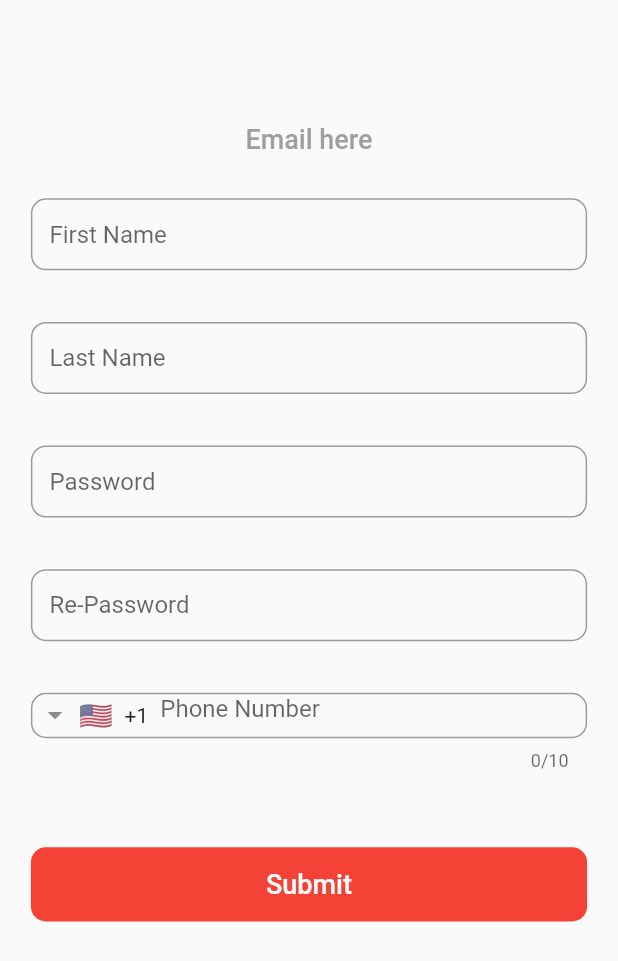
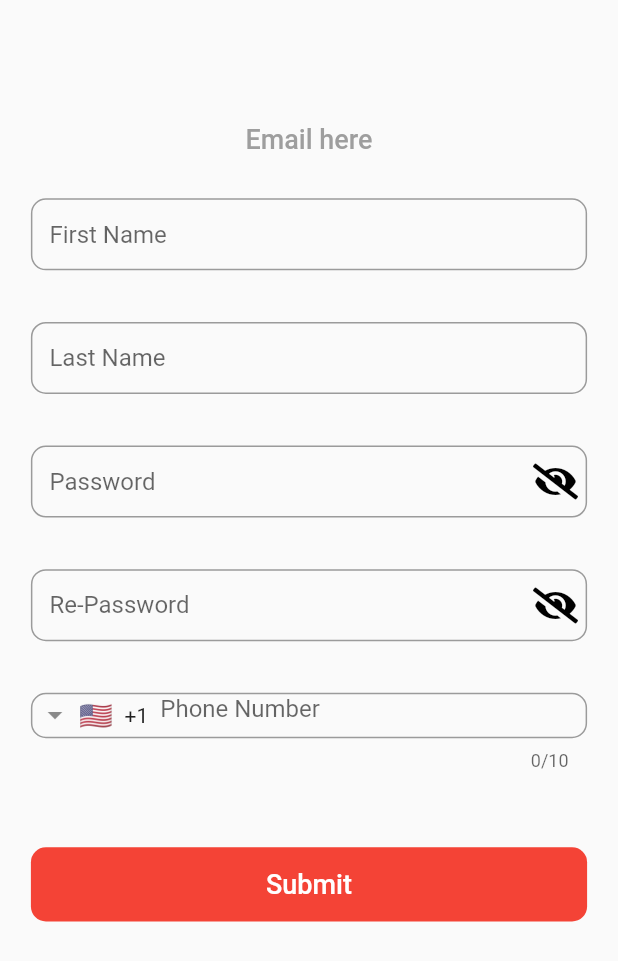
Before and after one commit to sinaziaee/LocatioBooker, a Flutter app: the SignUpScreen screen opened directly with empty values, on a phone screen of 412 x 824 dp. Shown: the top 961 px of the screen. Run offline on Flutter 3.47's test engine with Material 2 defaults, Android fonts, the phone set to English and light mode, and no system bars; drawn by our look-alikes of intl_phone_field; our stand-ins replace awesome_dialog, csc_picker, dio, dotted_border, file_picker, flutter_map and 6 more; missing offline and left inert: flutter_absolute_path, image_picker_for_web, multi_image_picker, shared_preferences_web; accounts and stored records are empty.

```diff
--- a/lib/screens/authentication/components/my_textfield.dart
+++ b/lib/screens/authentication/components/my_textfield.dart
@@ -1,4 +1,5 @@
 import 'package:flutter/material.dart';
+import 'package:font_awesome_flutter/font_awesome_flutter.dart';
 
 import '../../../constants.dart';
 import '../login_screen.dart';
@@ -11,6 +12,8 @@ class MyTextField extends StatelessWidget {
   final bool isPassword;
   final TextEditingController controller;
   final Size size;
+  final bool isEyeShowed;
+  final Function onEyePressed;
 
   MyTextField(
       {this.hint,
@@ -19,18 +22,67 @@ class MyTextField extends StatelessWidget {
       this.node,
       this.controller,
       this.isLast,
+      this.onEyePressed,
+      this.isEyeShowed,
       @required this.size});
 
   @override
   Widget build(BuildContext context) {
+    if (isPassword == true && isEyeShowed != null) {
       return Container(
         height: size.height * 0.06,
         margin: EdgeInsets.symmetric(
-          horizontal: size.width * 0.05,
-          vertical: size.height * 0.005),
+            horizontal: size.width * 0.05, vertical: size.height * 0.005),
         child: TextFormField(
           cursorColor: Colors.black,
           controller: controller,
+          obscureText: (isEyeShowed == true)
+              ? false
+              : true,
+          onEditingComplete: () => (isLast == null || isLast == false)
+              ? node.nextFocus()
+              : node.unfocus(),
+          decoration: InputDecoration(
+            contentPadding: EdgeInsets.only(
+              bottom: size.height * 0.03,
+              left: size.width * 0.03,
+              right: size.width * 0.03,
+            ),
+            hintText: hint,
+            focusedBorder: kOutLineInputBorder.copyWith(
+              borderSide: BorderSide(
+                color: color ?? Colors.black,
+                width: 1.5,
+                style: BorderStyle.solid,
+              ),
+            ),
+            border: kOutLineInputBorder.copyWith(
+              borderSide: BorderSide(
+                color: color ?? Colors.grey,
+                width: 0.5,
+                style: BorderStyle.solid,
+              ),
+            ),
+            suffixIcon: IconButton(
+                icon: Icon(
+                  (isEyeShowed == true)
+                      ? FontAwesomeIcons.solidEye
+                      : FontAwesomeIcons.solidEyeSlash,
+                  color: Colors.black,
+                ),
+                onPressed: onEyePressed),
+          ),
+        ),
+      );
+    } else {
+      return Container(
+        height: size.height * 0.06,
+        margin: EdgeInsets.symmetric(
+            horizontal: size.width * 0.05, vertical: size.height * 0.005),
+        child: TextFormField(
+          cursorColor: Colors.black,
+          controller: controller,
+          obscureText: isPassword,
           onEditingComplete: () => (isLast == null || isLast == false)
               ? node.nextFocus()
               : node.unfocus(),
@@ -60,3 +112,4 @@ class MyTextField extends StatelessWidget {
       );
     }
   }
+}
--- a/lib/screens/authentication/sign_up_screen.dart
+++ b/lib/screens/authentication/sign_up_screen.dart
@@ -32,6 +32,7 @@ class _SignUpScreenState extends State<SignUpScreen> {
   String email, country, token, countryCode;
   Map args;
   User user;
+  bool isEyeShowed1 = false, isEyeShowed2 = false;
 
   bool showSpinner = false;
 
@@ -112,8 +113,14 @@ class _SignUpScreenState extends State<SignUpScreen> {
                   color: Colors.black,
                   controller: passwordController,
                   isLast: false,
-                  isPassword: false,
+                  isPassword: true,
                   size: size,
+                  isEyeShowed: isEyeShowed1,
+                  onEyePressed: (){
+                    setState(() {
+                      isEyeShowed1 = !isEyeShowed1;
+                    });
+                  },
                 ),
                 SizedBox(
                   height: size.height * 0.03,
@@ -125,7 +132,13 @@ class _SignUpScreenState extends State<SignUpScreen> {
                   color: Colors.black,
                   controller: rePasswordController,
                   isLast: true,
-                  isPassword: false,
+                  isPassword: true,
+                  isEyeShowed: isEyeShowed2,
+                  onEyePressed: (){
+                    setState(() {
+                      isEyeShowed2 = !isEyeShowed2;
+                    });
+                  },
                 ),
                 SizedBox(
                   height: size.height * 0.03,
@@ -157,7 +170,7 @@ class _SignUpScreenState extends State<SignUpScreen> {
   void onPhoneChanged(PhoneNumber value){
     // print(value.number);
     countryCode = value.countryCode;
-    // print(value.countryCode);
+    print(value.countryCode);
     return;
   }
 
@@ -192,12 +205,12 @@ class _SignUpScreenState extends State<SignUpScreen> {
     user = User(
       firstName: firstName,
       lastName: lastName,
-      phone: phone,
+      phone: '$countryCode$phone',
       email: email,
       password: password,
-      // country: country ?? 'US',
       nationalCode: countryCode,
     );
+    print(user.phone);
     return true;
   }
 
```
Also changed, not shown: lib/screens/authentication/verification_screen.dart (+45 -28 lines), lib/screens/home/components/most_reserved_place.dart (+17 -5 lines), 1 other file. Lines whose indentation alone changed are shown as unchanged.
